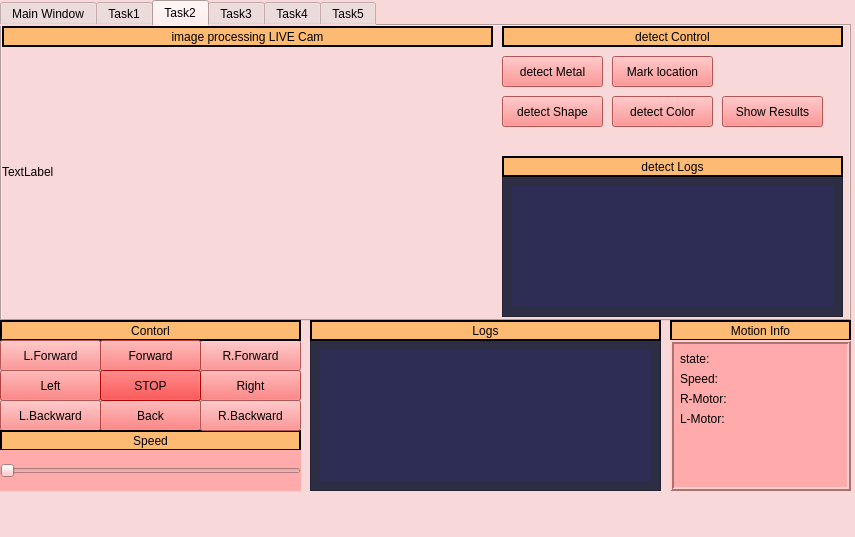
The window that GUI/GUI_tabs.ui (abdelrahman7124/torpedo-project) describes before a commit, drawn with Qt 5.
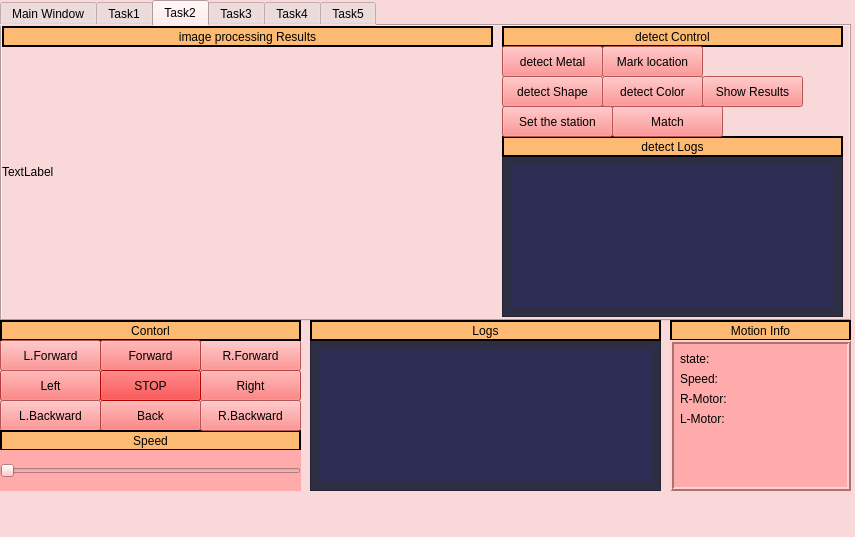
The same window after the commit. The open tabs and pages were chosen to show the change.

Commit message: Add set station , check station func = finish task 4

```diff
--- a/GUI/GUI_tabs.ui
+++ b/GUI/GUI_tabs.ui
@@ -356,7 +356,7 @@
        <number>2</number>
       </property>
       <property name="text">
-       <string>image processing LIVE Cam</string>
+       <string>image processing Results</string>
       </property>
       <property name="textFormat">
        <enum>Qt::AutoText</enum>
@@ -409,9 +409,9 @@
       <property name="geometry">
        <rect>
         <x>500</x>
-        <y>150</y>
+        <y>130</y>
         <width>341</width>
-        <height>141</height>
+        <height>161</height>
        </rect>
       </property>
       <property name="styleSheet">
@@ -426,7 +426,7 @@
          <x>0</x>
          <y>0</y>
          <width>339</width>
-         <height>139</height>
+         <height>159</height>
         </rect>
        </property>
        <layout class="QVBoxLayout" name="verticalLayout_7">
@@ -451,8 +451,8 @@
      <widget class="QPushButton" name="Start_lable_2">
       <property name="geometry">
        <rect>
-        <x>610</x>
-        <y>30</y>
+        <x>600</x>
+        <y>20</y>
         <width>101</width>
         <height>31</height>
        </rect>
@@ -468,7 +468,7 @@
       <property name="geometry">
        <rect>
         <x>500</x>
-        <y>130</y>
+        <y>110</y>
         <width>341</width>
         <height>21</height>
        </rect>
@@ -493,7 +493,7 @@
       <property name="geometry">
        <rect>
         <x>500</x>
-        <y>30</y>
+        <y>20</y>
         <width>101</width>
         <height>31</height>
        </rect>
@@ -509,7 +509,7 @@
       <property name="geometry">
        <rect>
         <x>500</x>
-        <y>70</y>
+        <y>50</y>
         <width>101</width>
         <height>31</height>
        </rect>
@@ -524,8 +524,8 @@
      <widget class="QPushButton" name="ADD_path_lable_6">
       <property name="geometry">
        <rect>
-        <x>610</x>
-        <y>70</y>
+        <x>600</x>
+        <y>50</y>
         <width>101</width>
         <height>31</height>
        </rect>
@@ -540,8 +540,8 @@
      <widget class="QPushButton" name="Show_res_task2_bouns_push">
       <property name="geometry">
        <rect>
-        <x>720</x>
-        <y>70</y>
+        <x>700</x>
+        <y>50</y>
         <width>101</width>
         <height>31</height>
        </rect>
@@ -553,6 +553,38 @@
        <string>Show Results</string>
       </property>
      </widget>
+     <widget class="QPushButton" name="Set_st_task2_push">
+      <property name="geometry">
+       <rect>
+        <x>500</x>
+        <y>80</y>
+        <width>111</width>
+        <height>31</height>
+       </rect>
+      </property>
+      <property name="styleSheet">
+       <string notr="true">background-color: rgb(255, 116, 116)</string>
+      </property>
+      <property name="text">
+       <string>Set the station</string>
+      </property>
+     </widget>
+     <widget class="QPushButton" name="Match_st_task2_push">
+      <property name="geometry">
+       <rect>
+        <x>610</x>
+        <y>80</y>
+        <width>111</width>
+        <height>31</height>
+       </rect>
+      </property>
+      <property name="styleSheet">
+       <string notr="true">background-color: rgb(255, 116, 116)</string>
+      </property>
+      <property name="text">
+       <string>Match</string>
+      </property>
+     </widget>
     </widget>
     <widget class="QWidget" name="tab_3">
      <attribute name="title">
```
Left out of the diff: 2 changed lines with no effect on the pictures. The commit also changes 1 other file.
